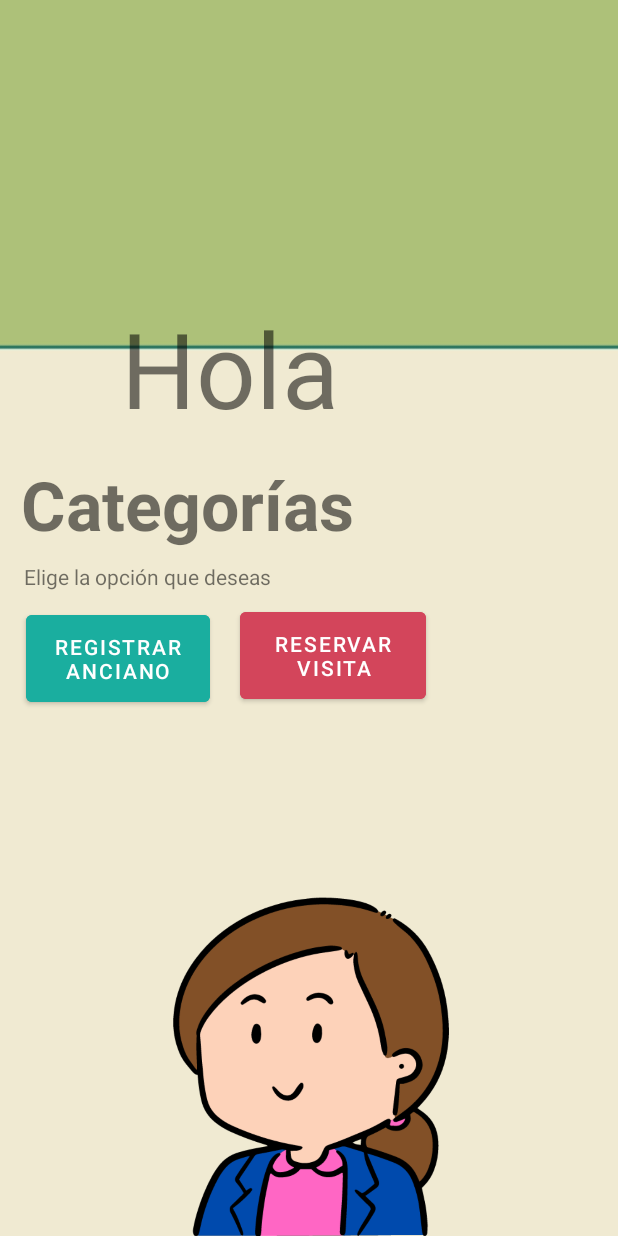
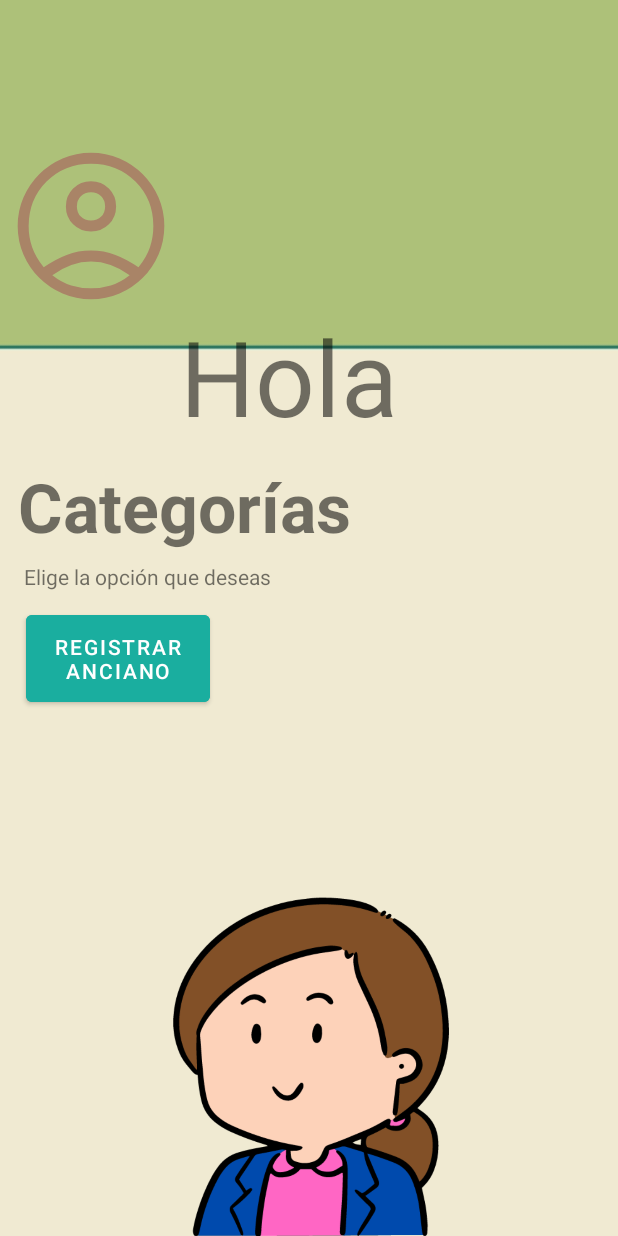
Before and after one commit to SistemasDaniel01/Anciano, an Android app: the Cliente screen opened directly, with no data from a screen before it, on a phone screen of 412 x 824 dp. Run offline under Robolectric (Android 15) with nearby library versions, the phone set to English and light mode, and no system bars.

Commit message:
ya funciona yeiii

```diff
--- a/app/src/main/java/com/example/myloginapp/RegistrarAnciano.java
+++ b/app/src/main/java/com/example/myloginapp/RegistrarAnciano.java
@@ -53,7 +53,7 @@ public class RegistrarAnciano extends AppCompatActivity {
                 Global.elements.add(anciano);
                 Toast.makeText(RegistrarAnciano.this,"Registro Exitoso",Toast.LENGTH_SHORT).show();
 
-                startActivity(histori);
+                //startActivity(histori);
 
 
             }
--- a/app/src/main/res/layout/activity_cliente.xml
+++ b/app/src/main/res/layout/activity_cliente.xml
@@ -8,6 +8,20 @@
     tools:context=".MainActivity">
 
 
+    <ImageView
+        android:id="@+id/iconImageView"
+        android:layout_width="145dp"
+        android:layout_height="301dp"
+        android:layout_alignParentStart="true"
+        android:layout_alignParentLeft="true"
+        android:layout_gravity="center"
+        android:layout_marginStart="-12dp"
+        android:layout_marginLeft="-12dp"
+        android:paddingLeft="14dp"
+        android:paddingRight="14dp"
+        app:srcCompat="@drawable/ic_account_circle_fill0_wght400_grad0_opsz48"
+        app:tint="@color/Abuelo4" />
+
     <TextView
         android:id="@+id/textView4"
         android:layout_width="wrap_content"
@@ -15,10 +29,10 @@
         android:layout_alignParentStart="true"
         android:layout_alignParentEnd="true"
         android:layout_alignParentBottom="true"
-        android:layout_marginStart="14dp"
+        android:layout_marginStart="12dp"
         android:layout_marginTop="5dp"
-        android:layout_marginEnd="46dp"
-        android:layout_marginBottom="457dp"
+        android:layout_marginEnd="47dp"
+        android:layout_marginBottom="456dp"
         android:text="Categorías"
         android:textSize="45dp"
         android:textStyle="bold" />
@@ -49,19 +63,6 @@
         android:backgroundTint="@color/Abuelo5"
         android:text="Registrar Anciano" />
 
-    <Button
-        android:id="@+id/button2"
-        android:layout_width="110dp"
-        android:layout_height="70dp"
-        android:layout_alignParentStart="true"
-        android:layout_alignParentEnd="true"
-        android:layout_alignParentBottom="true"
-        android:layout_marginStart="160dp"
-        android:layout_marginEnd="128dp"
-        android:layout_marginBottom="352dp"
-        android:backgroundTint="@color/Abuelo6"
-        android:text="Reservar Visita" />
-
     <ImageView
         android:id="@+id/imageView5"
         android:layout_width="226dp"
@@ -81,8 +82,8 @@
         android:layout_alignParentEnd="true"
         android:layout_alignParentBottom="true"
         android:layout_marginTop="140dp"
-        android:layout_marginEnd="101dp"
-        android:layout_marginBottom="545dp"
+        android:layout_marginEnd="62dp"
+        android:layout_marginBottom="540dp"
         android:text="Hola Marina"
         android:textSize="105px" />
 
--- a/build.gradle
+++ b/build.gradle
@@ -5,7 +5,7 @@ buildscript {
         mavenCentral()
     }
     dependencies {
-        classpath 'com.android.tools.build:gradle:7.1.2'
+        classpath 'com.android.tools.build:gradle:4.2.2'
 
         // NOTE: Do not place your application dependencies here; they belong
         // in the individual module build.gradle files
```
Also changed, not shown: app/src/main/res/layout/activity_inicio.xml (+15 -14 lines), app/src/main/res/drawable/doctorlogin.png (added).
